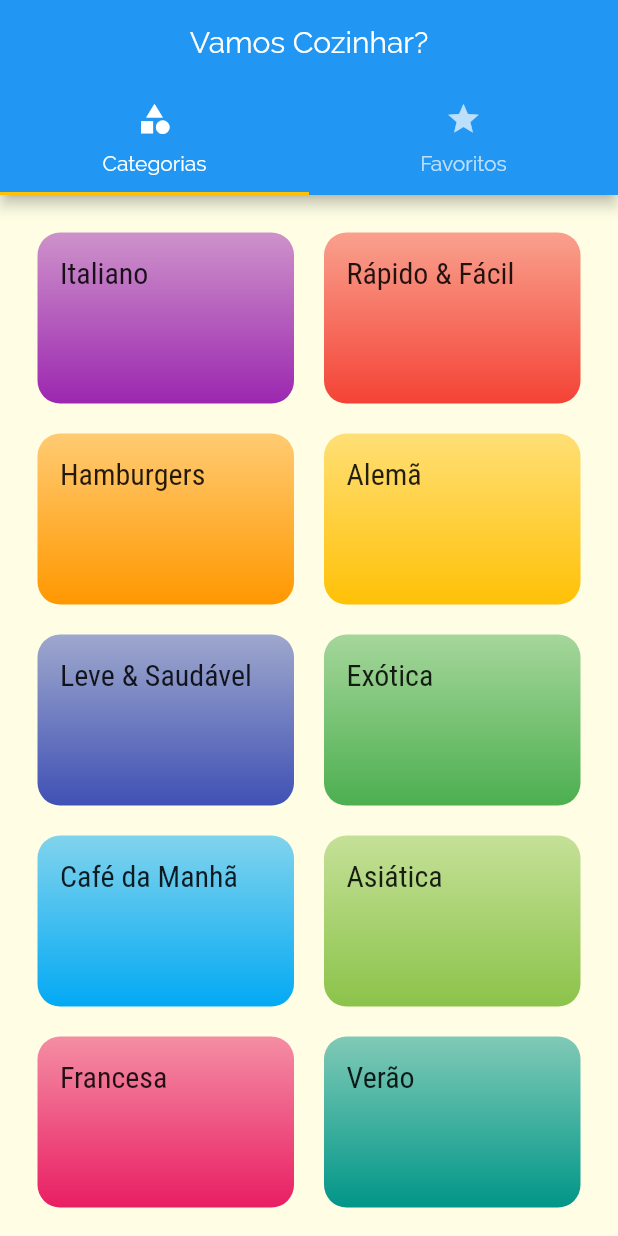
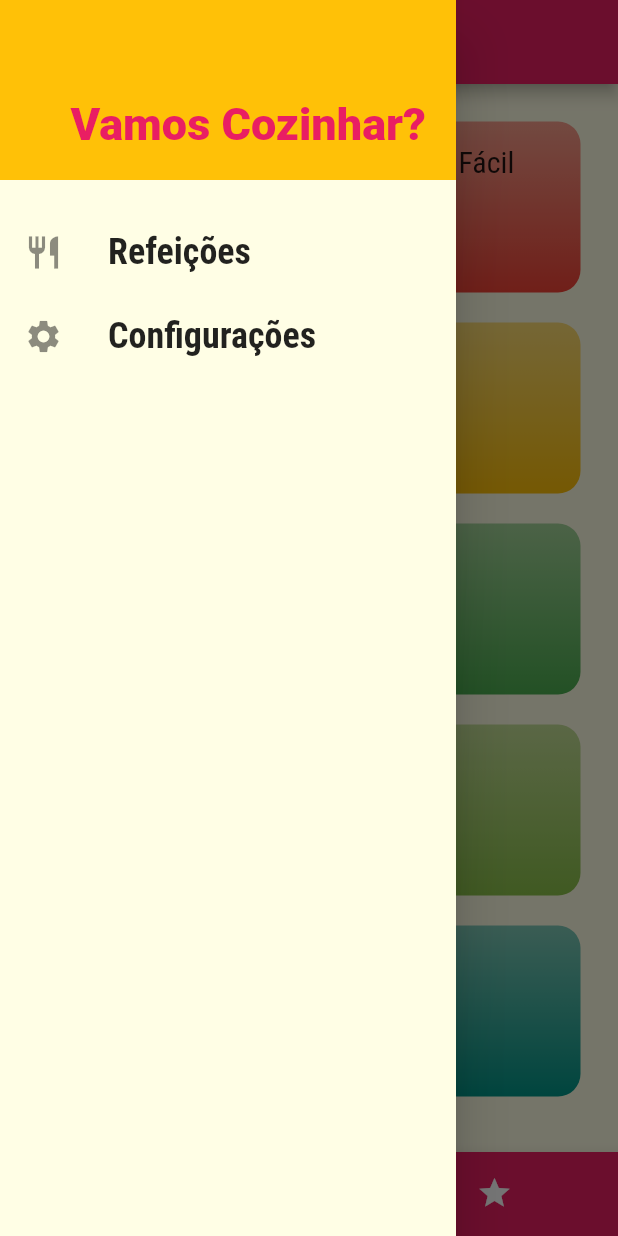
Before and after one commit to almerindopaixao/meals, a Flutter app: the screen it shows after launch, with the side drawer open (before the commit the screen has no drawer), on a phone screen of 412 x 824 dp. Run offline on Flutter 3.47's test engine with Material 2 defaults, Android fonts, the phone set to English and light mode, and no system bars.

Commit message:
Implementando tela de configurações

```diff
--- a/lib/main.dart
+++ b/lib/main.dart
@@ -1,16 +1,27 @@
 import 'package:flutter/material.dart';
 import 'package:flutter/services.dart';
 
-import './screens/tabs_screen.dart';
-import './screens/categories_meals_screen.dart';
-import './screens/meal_detail_screen.dart';
+import 'screens/tabs_screen.dart';
+import 'screens/categories_meals_screen.dart';
+import 'screens/meal_detail_screen.dart';
+import 'screens/settings_screen.dart';
 
-import './utils/app_routes.dart';
+import 'utils/app_routes.dart';
+
+import 'models/meal.dart';
+import 'data/dummy_data.dart';
 
 void main() => runApp(const MyApp());
 
-class MyApp extends StatelessWidget {
+class MyApp extends StatefulWidget {
   const MyApp({Key? key}) : super(key: key);
+
+  @override
+  State<MyApp> createState() => _MyAppState();
+}
+
+class _MyAppState extends State<MyApp> {
+  List<Meal> _availableMeals = DUMMY_MEALS;
 
   @override
   Widget build(BuildContext context) {
@@ -24,6 +35,7 @@ class MyApp extends StatelessWidget {
       theme: ThemeData(
         fontFamily: 'Raleway',
         canvasColor: const Color.fromRGBO(255, 254, 229, 1),
+        primarySwatch: Colors.pink,
         textTheme: ThemeData.light().textTheme.copyWith(
               headline6: const TextStyle(
                 fontSize: 20,
@@ -32,13 +44,16 @@ class MyApp extends StatelessWidget {
             ),
         colorScheme: ColorScheme.fromSwatch(
           primarySwatch: Colors.pink,
-        ).copyWith(secondary: Colors.amber),
+        ).copyWith(
+          secondary: Colors.amber,
+        ),
       ),
       initialRoute: AppRoutes.HOME,
       routes: {
         AppRoutes.HOME: (ctx) => const TabsScreen(),
-        AppRoutes.CATEGORIES_MEALS: (ctx) => const CategoriesMealsScreen(),
+        AppRoutes.CATEGORIES_MEALS: (ctx) => CategoriesMealsScreen(_availableMeals),
         AppRoutes.MEALS_DETAIL: (ctx) => const MealDetailScreen(),
+        AppRoutes.SETTINGS: (ctx) => const SettingsScreen(),
       },
     );
   }
--- a/lib/screens/tabs_screen.dart
+++ b/lib/screens/tabs_screen.dart
@@ -1,38 +1,64 @@
 import 'package:flutter/material.dart';
+
 import './categories_screen.dart';
 import './favorite_screen.dart';
 
-class TabsScreen extends StatelessWidget {
+import '../widgets/main_drawer.dart';
+class TabsScreen extends StatefulWidget {
   const TabsScreen({Key? key}) : super(key: key);
 
   @override
+  State<TabsScreen> createState() => _TabsScreenState();
+}
+
+class _TabsScreenState extends State<TabsScreen> {
+  int _selectedScreenIndex = 0;
+  final List<Map<String, Object>> _screens = [
+    {
+      'title': 'Lista de Categorias',
+      'screen': const CategoriesScreen(),
+    },
+    {
+      'title': 'Meus Favoritos',
+      'screen': const FavoriteScreen(),
+    },
+  ];
+
+  void _selecteScreen(int index) {
+    setState(() {
+      _selectedScreenIndex = index;
+    });
+  }
+
+  @override
   Widget build(BuildContext context) {
-    return DefaultTabController(
-      length: 2,
-      child: Scaffold(
-        appBar: AppBar(
-          title: const Text('Vamos Cozinhar?'),
-          centerTitle: true,
-          bottom: TabBar(
-            indicatorColor: Theme.of(context).colorScheme.secondary,
-            tabs: const [
-              Tab(
-                icon: Icon(Icons.category),
-                text: 'Categorias',
-              ),
-              Tab(
-                icon: Icon(Icons.star),
-                text: 'Favoritos',
-              ),
-            ],
+    return Scaffold(
+      appBar: AppBar(
+        title: Text(
+          _screens[_selectedScreenIndex]['title'] as String,
+        ),
+        centerTitle: true,
+      ),
+      drawer: const MainDrawer(),
+      body: _screens[_selectedScreenIndex]['screen'] as Widget,
+      bottomNavigationBar: BottomNavigationBar(
+        onTap: _selecteScreen,
+        unselectedItemColor: Colors.white,
+        selectedItemColor: Theme.of(context).colorScheme.secondary,
+        currentIndex: _selectedScreenIndex,
+        type: BottomNavigationBarType.shifting,
+        items: [
+          BottomNavigationBarItem(
+            backgroundColor: Theme.of(context).primaryColor,
+            icon: const Icon(Icons.category),
+            label: 'Categorias',
           ),
-        ),
-        body: const TabBarView(
-          children: [
-            CategoriesScreen(),
-            FavoriteScreen(),
-          ],
-        ),
+          BottomNavigationBarItem(
+            backgroundColor: Theme.of(context).primaryColor,
+            icon: const Icon(Icons.star),
+            label: 'Favoritos',
+          ),
+        ],
       ),
     );
   }
--- a/lib/utils/app_routes.dart
+++ b/lib/utils/app_routes.dart
@@ -4,4 +4,5 @@ class AppRoutes {
   static const HOME = '/';
   static const CATEGORIES_MEALS = '/categories-meals';
   static const MEALS_DETAIL = '/meal-detail';
+  static const SETTINGS = '/settings';
 }
--- /dev/null
+++ b/lib/widgets/main_drawer.dart
@@ -0,0 +1,67 @@
+import 'package:flutter/material.dart';
+
+import '../utils/app_routes.dart';
+
+class MainDrawer extends StatelessWidget {
+  const MainDrawer({Key? key}) : super(key: key);
+
+  Widget _createItem({
+    required IconData icon,
+    required String label,
+    required Function() onTap
+  }) {
+    return ListTile(
+      leading: Icon(
+        icon,
+        size: 26,
+      ),
+      title: Text(
+        label,
+        style: const TextStyle(
+          fontFamily: 'RobotoCondensed',
+          fontSize: 24,
+          fontWeight: FontWeight.bold,
+        ),
+      ),
+      onTap: onTap,
+    );
+  }
+
+  @override
+  Widget build(BuildContext context) {
+    return Drawer(
+      child: Column(
+        children: [
+          Container(
+            height: 120,
+            width: double.infinity,
+            padding: const EdgeInsets.all(20),
+            color: Theme.of(context).colorScheme.secondary,
+            alignment: Alignment.bottomRight,
+            child: Text(
+              'Vamos Cozinhar?',
+              style: TextStyle(
+                fontWeight: FontWeight.w900,
+                fontSize: 30,
+                color: Theme.of(context).primaryColor,
+              ),
+            ),
+          ),
+          const SizedBox(
+            height: 20,
+          ),
+          _createItem(
+            icon: Icons.restaurant,
+            label: 'Refeições',
+            onTap: () => Navigator.of(context).pushReplacementNamed(AppRoutes.HOME),
+          ),
+          _createItem(
+            icon: Icons.settings,
+            label: 'Configurações',
+            onTap: () => Navigator.of(context).pushReplacementNamed(AppRoutes.SETTINGS),
+          ),
+        ],
+      ),
+    );
+  }
+}
```
Also changed, not shown: lib/models/settings.dart (added, +13 -0 lines), lib/screens/categories_meals_screen.dart (+11 -9 lines), lib/screens/meal_detail_screen.dart (+11 -2 lines), lib/screens/settings_screen.dart (added, +80 -0 lines), lib/widgets/meal_widget.dart (+14 -3 lines).
